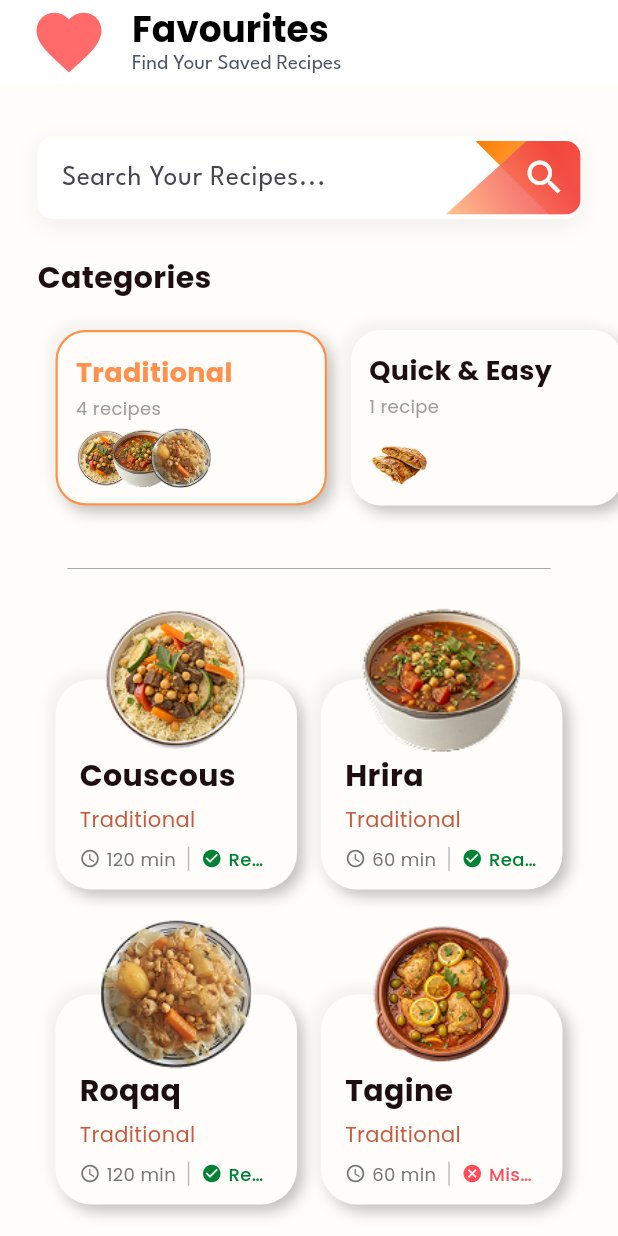
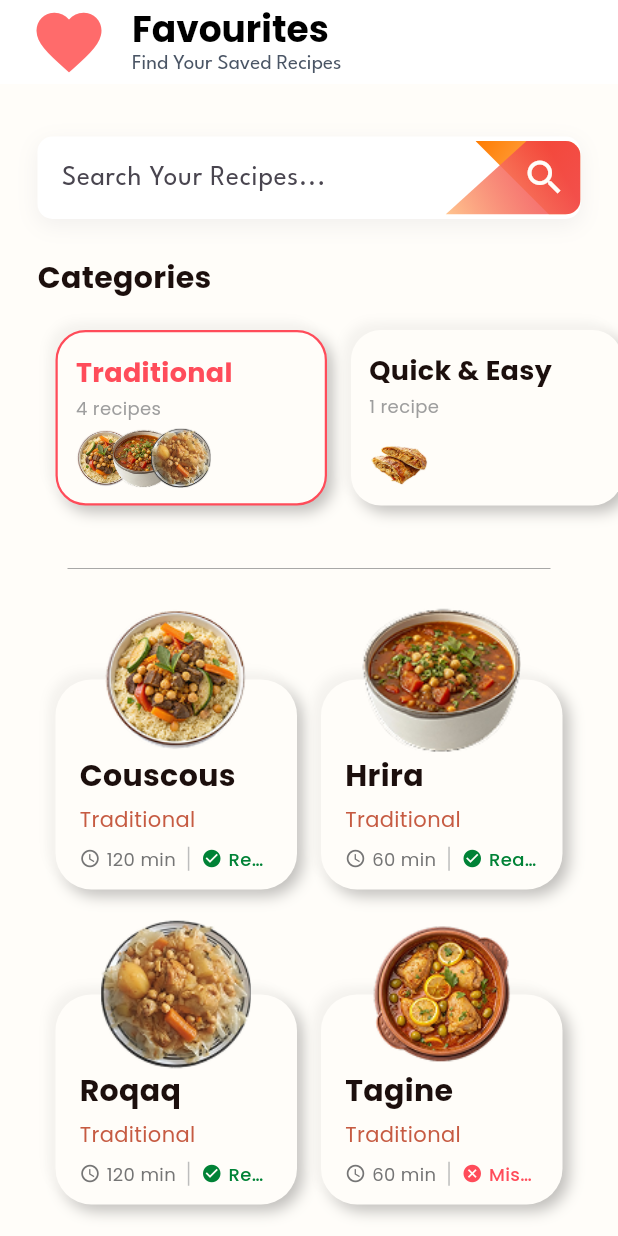
Before and after one commit to mohaneddz/Chef-Kit, a Flutter app: the FavouritesPage screen opened directly, on a phone screen of 412 x 824 dp. Run offline on Flutter 3.47's test engine with Material 3 defaults, Android fonts, the phone set to English and light mode, and no system bars; our stand-ins replace lucide_icons.

Commit message:
refactor: changed selected card color for collections component

```diff
--- a/lib/views/widgets/favourites/collection_card.dart
+++ b/lib/views/widgets/favourites/collection_card.dart
@@ -26,7 +26,7 @@ class CollectionCard extends StatelessWidget {
         color: AppColors.white,
         borderRadius: BorderRadius.circular(20),
         border: isActive
-            ? Border.all(color: AppColors.orange, width: 1.5)
+            ? Border.all(color: AppColors.red600, width: 1.5)
             : null,
         boxShadow: [
           BoxShadow(
@@ -54,7 +54,7 @@ class CollectionCard extends StatelessWidget {
                 style: TextStyle(
                   fontSize: 18,
                   fontWeight: FontWeight.bold,
-                  color: isActive ? AppColors.orange : AppColors.black,
+                  color: isActive ? AppColors.red600 : AppColors.black,
                 ),
               ),
               const SizedBox(height: 2),
```
